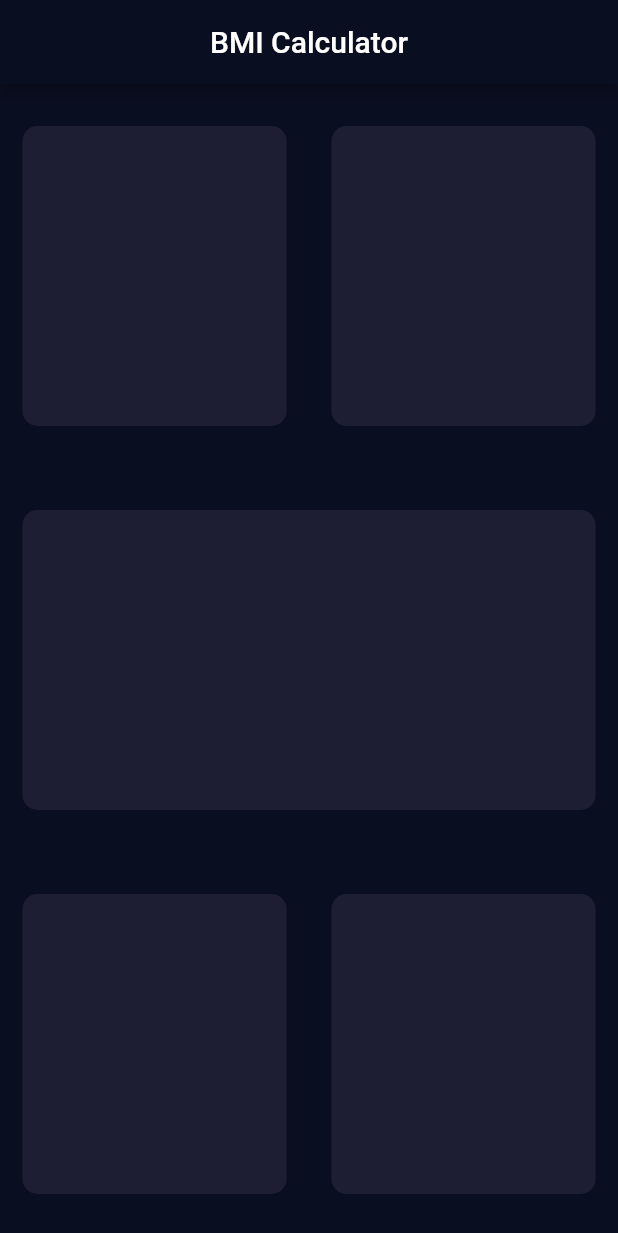
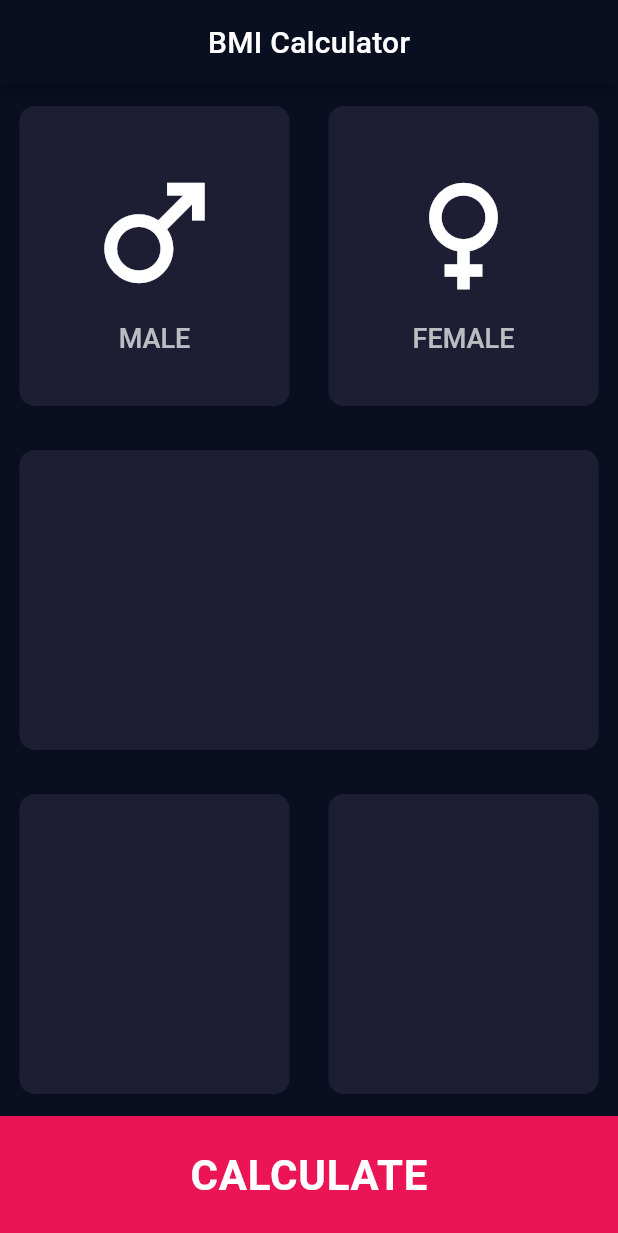
Before and after one commit to sourabhsinghmrajput/bmi_calculator_app, a Flutter app: the screen it shows after launch, on a phone screen of 412 x 824 dp. Shown: the top 1233 px of the screen. Run offline on Flutter 3.47's test engine with Material 2 defaults, Android fonts, the phone set to English and light mode, and no system bars.

Commit message:
Day 2 gendercards done.

```diff
--- a/lib/Screens/inputpage.dart
+++ b/lib/Screens/inputpage.dart
@@ -1,5 +1,7 @@
 import 'package:flutter/material.dart';
 import 'package:bmi/widgets/mycard.dart';
+import 'package:bmi/widgets/constants.dart';
+//import 'package:font_awesome_flutter/font_awesome_flutter.dart';
 
 class InputPage extends StatefulWidget {
   const InputPage({Key? key}) : super(key: key);
@@ -14,7 +16,12 @@ class _InputPageState extends State<InputPage> {
     return SafeArea(
       child: Scaffold(
         appBar: AppBar(
-          title: Text("BMI Calculator"),
+          title: Text(
+            "BMI Calculator",
+            style: TextStyle(
+              letterSpacing: 0.2,
+            ),
+          ),
           centerTitle: true,
         ),
         body: Column(
@@ -23,12 +30,52 @@ class _InputPageState extends State<InputPage> {
               child: Row(
                 children: [
                   Expanded(
-                      child: Mycard(
-                    colour: Color(0xFF1D1E33),
-                  )),
+                    child: Mycard(
+                      colour: kActiveCardColour,
+                      child: Column(
+                        mainAxisAlignment: MainAxisAlignment.center,
+                        crossAxisAlignment: CrossAxisAlignment.center,
+                        children: [
+                          Icon(
+                            Icons.male,
+                            color: Colors.white,
+                            size: 100,
+                          ),
+                          SizedBox(height: 10),
+                          Text(
+                            'MALE',
+                            style: TextStyle(
+                                color: Colors.white70,
+                                fontSize: 18,
+                                fontWeight: FontWeight.w500),
+                          ),
+                        ],
+                      ),
+                    ),
+                  ),
                   Expanded(
                       child: Mycard(
-                    colour: Color(0xFF1D1E33),
+                    colour: kActiveCardColour,
+                    child: Column(
+                      mainAxisAlignment: MainAxisAlignment.center,
+                      crossAxisAlignment: CrossAxisAlignment.center,
+                      children: [
+                        Icon(
+                          Icons.female,
+                          color: Colors.white,
+                          size: 100,
+                        ),
+                        SizedBox(height: 10),
+                        Text(
+                          'FEMALE',
+                          style: TextStyle(
+                            color: Colors.white70,
+                            fontSize: 18,
+                            fontWeight: FontWeight.w500,
+                          ),
+                        ),
+                      ],
+                    ),
                   )),
                 ],
               ),
@@ -37,9 +84,10 @@ class _InputPageState extends State<InputPage> {
               child: Row(
                 children: [
                   Expanded(
-                      child: Mycard(
-                    colour: Color(0xFF1D1E33),
-                  )),
+                    child: Mycard(
+                      colour: kActiveCardColour,
+                    ),
+                  ),
                 ],
               ),
             ),
@@ -47,14 +95,35 @@ class _InputPageState extends State<InputPage> {
               child: Row(
                 children: [
                   Expanded(
-                      child: Mycard(
-                    colour: Color(0xFF1D1E33),
-                  )),
+                    child: Mycard(
+                      colour: kActiveCardColour,
+                    ),
+                  ),
                   Expanded(
-                      child: Mycard(
-                    colour: Color(0xFF1D1E33),
-                  )),
+                    child: Mycard(
+                      colour: kActiveCardColour,
+                    ),
+                  ),
                 ],
+              ),
+            ),
+            Container(
+              height: kContainerHeight,
+              width: double.infinity,
+              child: Center(
+                child: Text(
+                  "CALCULATE",
+                  style: TextStyle(
+                    color: Colors.white,
+                    fontWeight: FontWeight.w600,
+                    letterSpacing: 0.5,
+                    fontSize: 28,
+                  ),
+                ),
+              ),
+              decoration: BoxDecoration(
+                color: kBottomContainerColour,
+                //color: Color(0xFFE83D66),
               ),
             ),
           ],
--- /dev/null
+++ b/lib/widgets/constants.dart
@@ -0,0 +1,7 @@
+import 'package:flutter/material.dart';
+
+const kContainerHeight = 80.0;
+
+const kActiveCardColour = Color(0xFF1D1E33);
+const kInactiveCardColour = Color(0xFF111328);
+const kBottomContainerColour = Color(0xFFEB1555);
--- a/lib/widgets/mycard.dart
+++ b/lib/widgets/mycard.dart
@@ -1,15 +1,19 @@
 import 'package:flutter/material.dart';
 
+// ignore: must_be_immutable
 class Mycard extends StatelessWidget {
+  Mycard({required this.colour, this.child});
+
   final Color colour;
-  Mycard({required this.colour});
+  Widget? child;
 
   @override
   Widget build(BuildContext context) {
     return Container(
       height: 200.0,
       width: 170.0,
-      margin: EdgeInsets.all(15),
+      margin: EdgeInsets.all(13.0),
+      child: child,
       decoration: BoxDecoration(
         color: colour,
         borderRadius: BorderRadius.circular(10.0),
```
